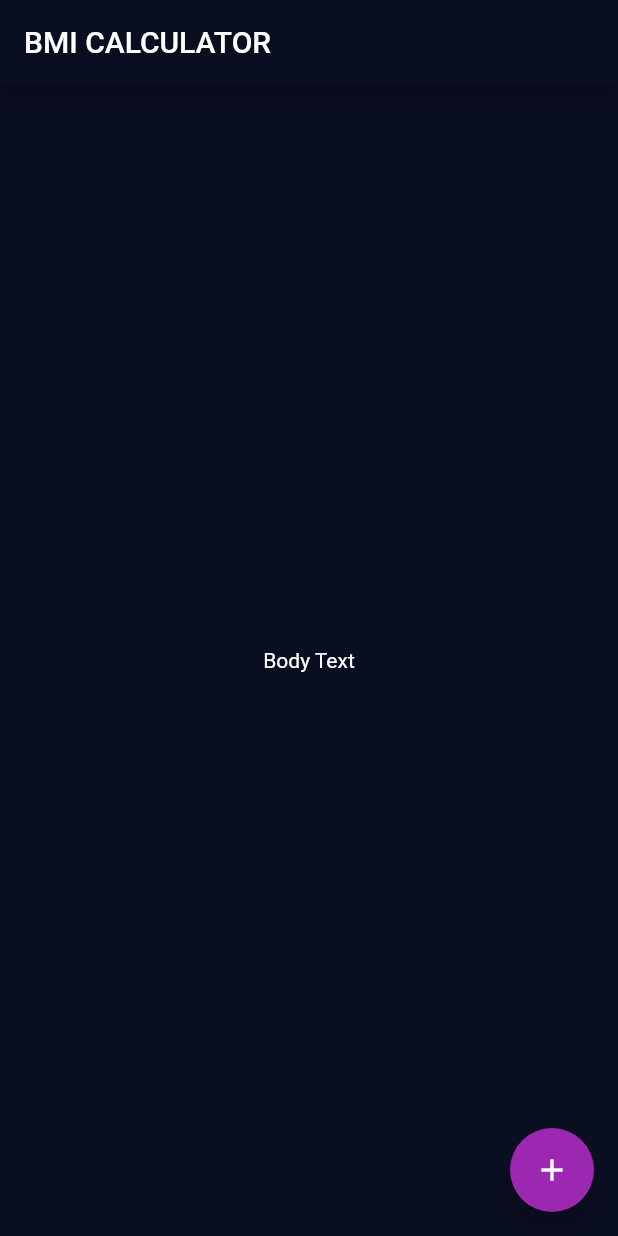
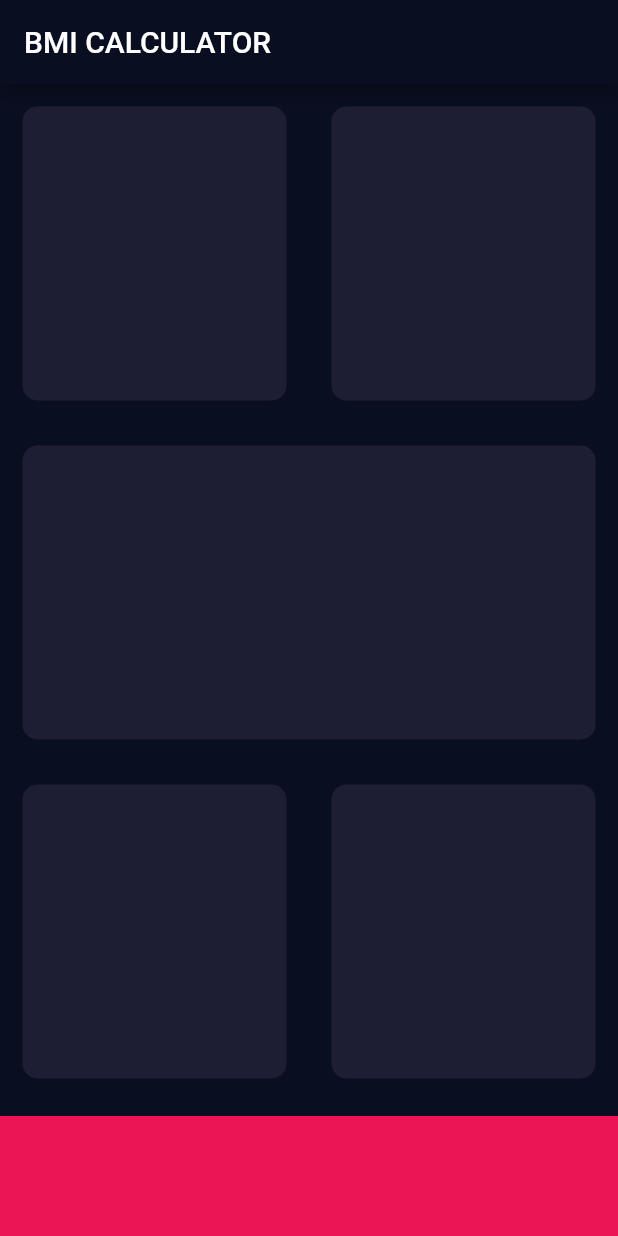
Before and after one commit to yonycherkos/The-Complete-Flutter-Development-Bootcamp, a Flutter app: the screen it shows after launch, on a phone screen of 412 x 824 dp. Run offline on Flutter 3.47's test engine with Material 2 defaults, Android fonts, the phone set to English and light mode, and no system bars; our stand-ins replace rflutter_alert.

Commit message:
section-12.3. How to Refactor Flutter Widgets

```diff
--- a/bmi-calculator-flutter/lib/input_page.dart
+++ b/bmi-calculator-flutter/lib/input_page.dart
@@ -12,15 +12,70 @@
       appBar: AppBar(
         title: Text('BMI CALCULATOR'),
       ),
-      body: Center(
-        child: Text('Body Text'),
-      ),
-      floatingActionButton: Theme(
-        data: ThemeData(accentColor: Colors.purple),
-        child: FloatingActionButton(
-          child: Icon(Icons.add),
-        ),
+      body: Column(
+        children: <Widget>[
+          Expanded(
+            child: Row(
+              children: <Widget>[
+                Expanded(
+                  child: ReusableCard(
+                    color: Color(0xFF1D1E33),
+                  ),
+                ),
+                Expanded(
+                  child: ReusableCard(
+                    color: Color(0xFF1D1E33),
+                  ),
+                ),
+              ],
+            ),
+          ),
+          Expanded(
+            child: ReusableCard(
+              color: Color(0xFF1D1E33),
+            ),
+          ),
+          Expanded(
+            child: Row(
+              children: <Widget>[
+                Expanded(
+                  child: ReusableCard(
+                    color: Color(0xFF1D1E33),
+                  ),
+                ),
+                Expanded(
+                  child: ReusableCard(
+                    color: Color(0xFF1D1E33),
+                  ),
+                ),
+              ],
+            ),
+          ),
+          Container(
+            color: Color(0xFFEB1555),
+            margin: EdgeInsets.only(top: 10.0),
+            height: 80.0,
+            width: double.infinity,
+          ),
+        ],
       ),
     );
   }
 }
+
+class ReusableCard extends StatelessWidget {
+  ReusableCard({@required this.color});
+
+  final Color color;
+
+  @override
+  Widget build(BuildContext context) {
+    return Container(
+      margin: EdgeInsets.all(15.0),
+      decoration: BoxDecoration(
+        color: this.color,
+        borderRadius: BorderRadius.circular(10.0),
+      ),
+    );
+  }
+}
```
